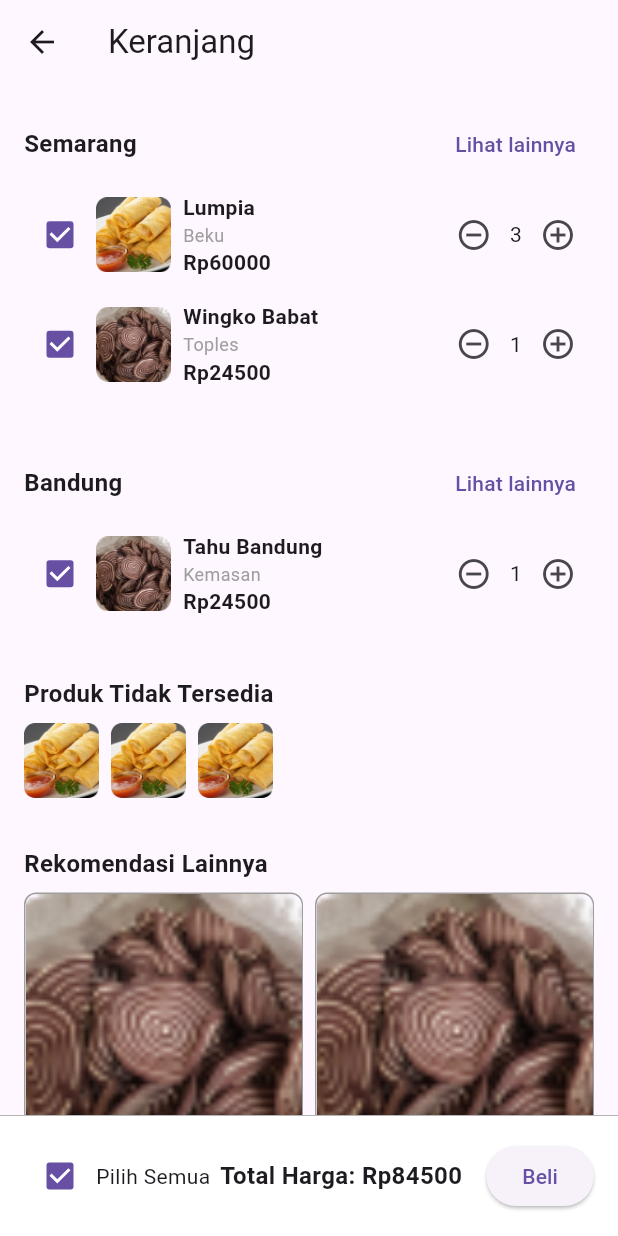
After one commit to maonev/localtreat, a Flutter app: the CartPage screen opened directly, on a phone screen of 412 x 824 dp. The commit adds this screen. Run offline on Flutter 3.47's test engine with Material 3 defaults, Android fonts, the light colour scheme and no system bars; our stand-ins replace carousel_slider, smooth_page_indicator.

Commit message:
FrontEnd Flutter

```diff
--- /dev/null
+++ b/lib/cart.dart
@@ -0,0 +1,258 @@
+import 'package:flutter/material.dart';
+
+class CartPage extends StatefulWidget {
+  @override
+  State<CartPage> createState() => _CartPageState();
+}
+
+class _CartPageState extends State<CartPage> {
+  @override
+  Widget build(BuildContext context) {
+    return Scaffold(
+      appBar: AppBar(
+        title: const Text('Keranjang'),
+        leading: IconButton(
+          icon: const Icon(Icons.arrow_back),
+          onPressed: () {},
+        ),
+      ),
+      body: Column(
+        children: [
+          Expanded(
+            child: ListView(
+              children: [
+                // Semarang Section
+                _buildLocationSection(
+                  context,
+                  title: "Semarang",
+                  items: [
+                    _buildCartItem(
+                      image: 'assets/img/lumpia.png',
+                      name: 'Lumpia',
+                      price: 60000,
+                      quantity: 3,
+                      unit: 'Beku',
+                    ),
+                    _buildCartItem(
+                      image: 'assets/img/kupingajah.png',
+                      name: 'Wingko Babat',
+                      price: 24500,
+                      quantity: 1,
+                      unit: 'Toples',
+                    ),
+                  ],
+                ),
+                // Bandung Section
+                _buildLocationSection(
+                  context,
+                  title: "Bandung",
+                  items: [
+                    _buildCartItem(
+                      image: 'assets/img/kupingajah.png',
+                      name: 'Tahu Bandung',
+                      price: 24500,
+                      quantity: 1,
+                      unit: 'Kemasan',
+                    ),
+                  ],
+                ),
+                // Produk Tidak Tersedia Section
+                Padding(
+                  padding: const EdgeInsets.all(16.0),
+                  child: Column(
+                    crossAxisAlignment: CrossAxisAlignment.start,
+                    children: [
+                      const Text(
+                        'Produk Tidak Tersedia',
+                        style: TextStyle(fontSize: 16, fontWeight: FontWeight.bold),
+                      ),
+                      const SizedBox(height: 8),
+                      Row(
+                        children: [
+                          _buildUnavailableProduct('assets/img/lumpia.png'),
+                          _buildUnavailableProduct('assets/img/lumpia.png'),
+                          _buildUnavailableProduct('assets/img/lumpia.png'),
+                        ],
+                      ),
+                    ],
+                  ),
+                ),
+                // Rekomendasi Lainnya Section
+                Padding(
+                  padding: const EdgeInsets.all(16.0),
+                  child: Column(
+                    crossAxisAlignment: CrossAxisAlignment.start,
+                    children: [
+                      const Text(
+                        'Rekomendasi Lainnya',
+                        style: TextStyle(fontSize: 16, fontWeight: FontWeight.bold),
+                      ),
+                      const SizedBox(height: 8),
+                      GridView.builder(
+                        shrinkWrap: true,
+                        physics: const NeverScrollableScrollPhysics(),
+                        gridDelegate: const SliverGridDelegateWithFixedCrossAxisCount(
+                          crossAxisCount: 2,
+                          crossAxisSpacing: 8,
+                          mainAxisSpacing: 8,
+                          childAspectRatio: 2 / 3,
+                        ),
+                        itemCount: 4,
+                        itemBuilder: (context, index) {
+                          return _buildRecommendationItem();
+                        },
+                      ),
+                    ],
+                  ),
+                ),
+              ],
+            ),
+          ),
+          // Bottom Section
+          _buildBottomBar(context, totalPrice: 84500),
+        ],
+      ),
+    );
+  }
+
+  Widget _buildLocationSection(BuildContext context, {required String title, required List<Widget> items}) {
+    return Padding(
+      padding: const EdgeInsets.all(16.0),
+      child: Column(
+        crossAxisAlignment: CrossAxisAlignment.start,
+        children: [
+          Row(
+            mainAxisAlignment: MainAxisAlignment.spaceBetween,
+            children: [
+              Text(
+                title,
+                style: const TextStyle(fontSize: 16, fontWeight: FontWeight.bold),
+              ),
+              TextButton(
+                onPressed: () {},
+                child: const Text('Lihat lainnya'),
+              ),
+            ],
+          ),
+          Column(children: items),
+        ],
+      ),
+    );
+  }
+
+  Widget _buildCartItem({
+    required String image,
+    required String name,
+    required int price,
+    required int quantity,
+    required String unit,
+  }) {
+    return Padding(
+      padding: const EdgeInsets.symmetric(vertical: 8.0),
+      child: Row(
+        children: [
+          Checkbox(value: true, onChanged: (value) {}),
+          Image.asset(image, width: 50, height: 50, fit: BoxFit.cover),
+          const SizedBox(width: 8),
+          Expanded(
+            child: Column(
+              crossAxisAlignment: CrossAxisAlignment.start,
+              children: [
+                Text(name, style: const TextStyle(fontSize: 14, fontWeight: FontWeight.bold)),
+                Text(unit, style: const TextStyle(fontSize: 12, color: Colors.grey)),
+                Text('Rp${price.toString()}', style: const TextStyle(fontSize: 14, fontWeight: FontWeight.bold)),
+              ],
+            ),
+          ),
+          Row(
+            children: [
+              IconButton(
+                icon: const Icon(Icons.remove_circle_outline),
+                onPressed: () {},
+              ),
+              Text('$quantity'),
+              IconButton(
+                icon: const Icon(Icons.add_circle_outline),
+                onPressed: () {},
+              ),
+            ],
+          ),
+        ],
+      ),
+    );
+  }
+
+  Widget _buildUnavailableProduct(String image) {
+    return Padding(
+      padding: const EdgeInsets.only(right: 8.0),
+      child: Image.asset(image, width: 50, height: 50, fit: BoxFit.cover),
+    );
+  }
+
+  Widget _buildRecommendationItem() {
+    return Container(
+      decoration: BoxDecoration(
+        border: Border.all(color: Colors.grey),
+        borderRadius: BorderRadius.circular(8),
+      ),
+      child: Column(
+        children: [
+          Expanded(
+            child: Image.asset('assets/img/kupingajah.png', fit: BoxFit.cover),
+          ),
+          Padding(
+            padding: const EdgeInsets.all(8.0),
+            child: Column(
+              crossAxisAlignment: CrossAxisAlignment.start,
+              children: [
+                const Text(
+                  'Kuping Gajah',
+                  style: TextStyle(fontSize: 14, fontWeight: FontWeight.bold),
+                ),
+                const SizedBox(height: 4),
+                const Text(
+                  'Rp15.000',
+                  style: TextStyle(fontSize: 14, fontWeight: FontWeight.bold, color: Colors.green),
+                ),
+              ],
+            ),
+          ),
+        ],
+      ),
+    );
+  }
+
+  Widget _buildBottomBar(BuildContext context, {required int totalPrice}) {
+    return Container(
+      padding: const EdgeInsets.all(16.0),
+      decoration: const BoxDecoration(
+        color: Colors.white,
+        border: Border(top: BorderSide(color: Colors.grey, width: 0.5)),
+      ),
+      child: Row(
+        mainAxisAlignment: MainAxisAlignment.spaceBetween,
+        children: [
+          Row(
+            children: [
+              Checkbox(value: true, onChanged: (value) {}),
+              const Text('Pilih Semua'),
+            ],
+          ),
+          Row(
+            children: [
+              Text(
+                'Total Harga: Rp${totalPrice.toString()}',
+                style: const TextStyle(fontSize: 16, fontWeight: FontWeight.bold),
+              ),
+              const SizedBox(width: 16),
+              ElevatedButton(
+                onPressed: () {},
+                child: const Text('Beli'),
+              ),
+            ],
+          ),
+        ],
+      ),
+    );
+  }
+}
--- a/lib/dashboard.dart
+++ b/lib/dashboard.dart
@@ -1,5 +1,6 @@
 import 'package:flutter/material.dart';
 import 'package:carousel_slider/carousel_slider.dart';
+import 'package:local_treat/cart.dart';
 import 'package:local_treat/dashboardToKota.dart';
 import 'package:local_treat/promo.dart';
 import 'package:smooth_page_indicator/smooth_page_indicator.dart';
@@ -114,9 +115,9 @@ class _DashboardState extends State<Dashboard> {
             padding: const EdgeInsets.only(top: 15, right: 14),
             child: IconButton(
               onPressed: (){
-                setState(() {
-                  // fungsi keranjang
-                });
+                Navigator.push(context, MaterialPageRoute(
+                  builder: (context) => CartPage()
+                ));
               },
               icon: Image.asset('assets/icons/Cart.png')
             ),
--- a/lib/promo.dart
+++ b/lib/promo.dart
@@ -50,9 +50,9 @@ class _PromoState extends State<Promo> {
               children: [
                 TextButton(
                   onPressed: () {
-                    setState(() {
-                      Promo();
-                    });
+                    Navigator.push(context, MaterialPageRoute(
+                      builder: (context) => Promo()
+                    ));
                   },
                   child: const Text(
                     "Promo",
@@ -61,9 +61,9 @@ class _PromoState extends State<Promo> {
                 ),
                 TextButton(
                   onPressed: () {
-                    setState(() {
-                       PromoSaya();
-                    });
+                    Navigator.push(context, MaterialPageRoute(
+                      builder: (context) => PromoSaya()
+                    ));
                   },
                   child: const Text(
                     "Promo Saya",
--- a/lib/promoSaya.dart
+++ b/lib/promoSaya.dart
@@ -43,7 +43,9 @@ class PromoSaya extends StatelessWidget {
               children: [
                 TextButton(
                   onPressed: () {
-                    Promo();
+                    Navigator.push(context, MaterialPageRoute(
+                      builder: (context) => Promo()
+                    ));
                   },
                   child: const Text(
                     "Promo",
@@ -52,7 +54,9 @@ class PromoSaya extends StatelessWidget {
                 ),
                 TextButton(
                   onPressed: () {
-                    PromoSaya();
+                    Navigator.push(context, MaterialPageRoute(
+                      builder: (context) => PromoSaya()
+                    ));
                   },
                   child: const Text(
                     "Promo Saya",
```
